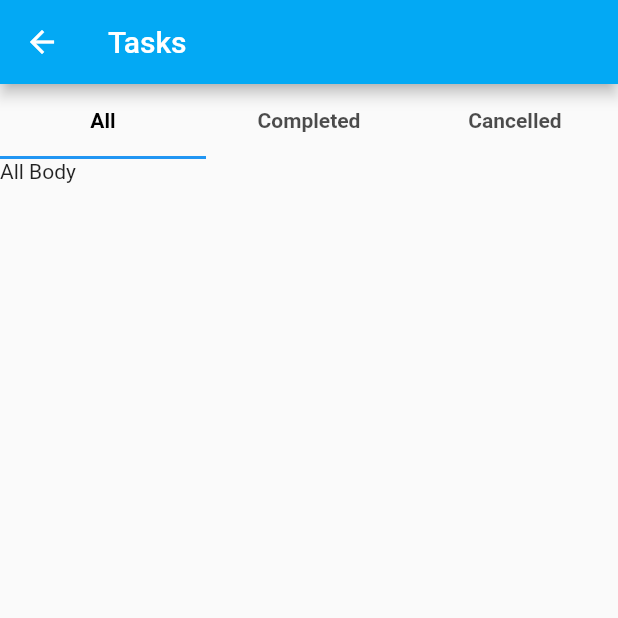
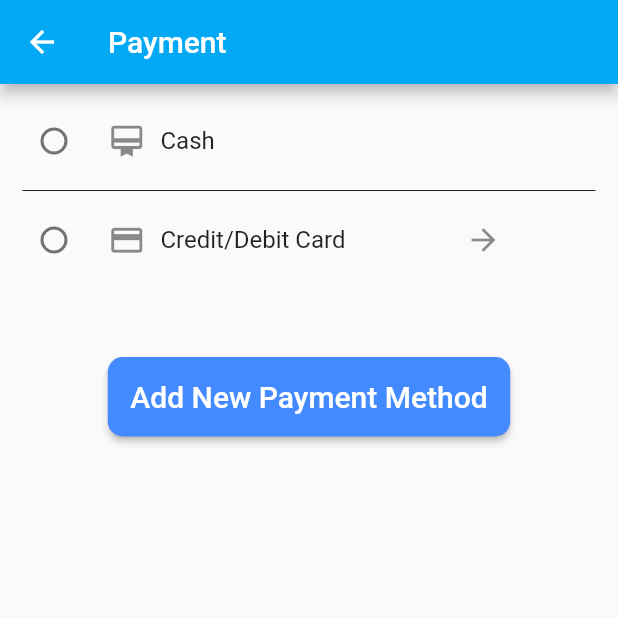
Before and after one commit to FixMe-Application/FixMe, a Flutter app: the screen it shows after launch, on a phone screen of 412 x 824 dp, the top half of it. Run offline on Flutter 3.47's test engine with Material 2 defaults, Android fonts, the phone set to English and light mode, and no system bars.

Commit message:
Added a new page for payment settings

```diff
--- a/lib/main.dart
+++ b/lib/main.dart
@@ -1,4 +1,5 @@
 import 'package:fix_me_app/views/menu%20pages/about_us.dart';
+import 'package:fix_me_app/views/menu%20pages/payments_settings.dart';
 import 'package:fix_me_app/views/menu%20pages/tasks.dart';
 import 'package:flutter/material.dart';
 
@@ -9,7 +10,7 @@ class MyApp extends StatelessWidget {
   Widget build(BuildContext context) {
     return MaterialApp(
       title: 'Flutter Demo',
-      home: TasksPage(),
+      home: PaymentSettings(),
     );
   }
 }
--- /dev/null
+++ b/lib/views/menu pages/payments_settings.dart
@@ -0,0 +1,115 @@
+import 'package:fix_me_app/widgets/header.dart';
+import 'package:flutter/material.dart';
+
+class PaymentSettings extends StatefulWidget {
+  @override
+  _PaymentSettingsState createState() => _PaymentSettingsState();
+}
+
+class _PaymentSettingsState extends State<PaymentSettings> {
+  String radioItem = '';
+
+  @override
+  Widget build(BuildContext context) {
+    return Scaffold(
+      appBar: header(titleText: 'Payment'),
+      body: Container(
+        child: Column(
+          children: <Widget>[
+            Padding(
+              padding: const EdgeInsets.only(top: 10.0),
+              child: RadioListTile(
+                groupValue: radioItem,
+                title: Row(
+                  children: <Widget>[
+                    Container(
+                      child: Icon(
+                        Icons.card_membership,
+                        size: 25.0,
+                      ),
+                    ),
+                    Padding(
+                      padding: const EdgeInsets.all(10.0),
+                      child: Container(
+                        child: Text(
+                          'Cash'
+                        ),
+                      ),
+                    )
+                  ],
+                ),
+                value: 'Item 1',
+                onChanged: (val) {
+                  setState(() {
+                    radioItem = val;
+                  });
+                },
+              ),
+            ),
+            Divider(
+              height: 10.0,
+              indent: 15.0,
+              endIndent: 15.0,
+              color: Colors.black87,
+              ),
+            RadioListTile(
+              groupValue: radioItem,
+              title: Row(
+                children: <Widget>[
+                  Container(
+                    child: Icon(
+                      Icons.credit_card,
+                      size: 25.0,
+                    ),
+                  ),
+                  Padding(
+                    padding: const EdgeInsets.all(10.0),
+                    child: Container(
+                      //flex: 3,
+                      child: Text(
+                        'Credit/Debit Card'
+                      ),
+                    ),
+                  ),
+                  Padding(
+                    padding: const EdgeInsets.only(left: 70.0),
+                    child: GestureDetector(
+                      onTap: (){},
+                      child: Icon(
+                        Icons.arrow_forward,
+                      ),
+                    ),
+                  )
+                ],
+              ),
+              value: 'Item 2',
+              onChanged: (val) {
+                setState(() {
+                  radioItem = val;
+                });
+              },
+            ),
+            Padding(
+              padding: const EdgeInsets.only(top: 50.0),
+              child: RaisedButton(
+                onPressed: () {},
+                padding: EdgeInsets.all(15.0),
+                shape: RoundedRectangleBorder(
+                  borderRadius: BorderRadius.circular(10.0),
+                ),
+                textColor: Colors.white,
+                color: Colors.blueAccent,
+                child: Text(
+                  'Add New Payment Method',
+                  style: TextStyle(
+                    fontSize: 20.0
+                  ),
+                ),
+              ),
+            )
+          ],
+        ),
+      ),
+    );
+  }
+}
```
